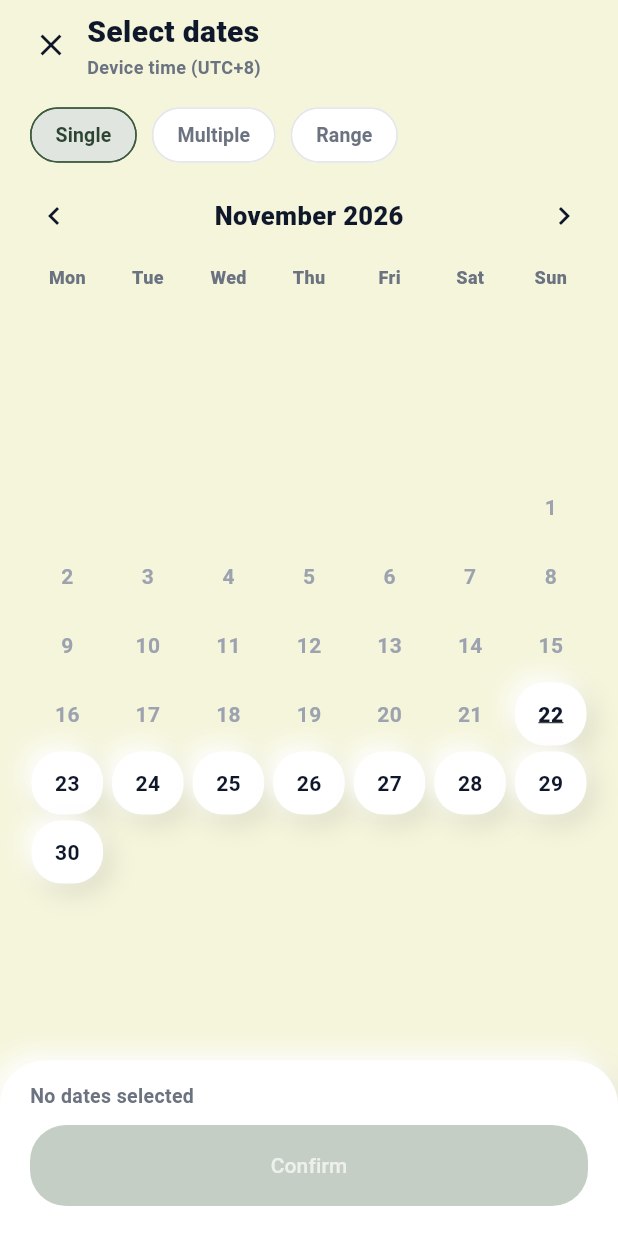
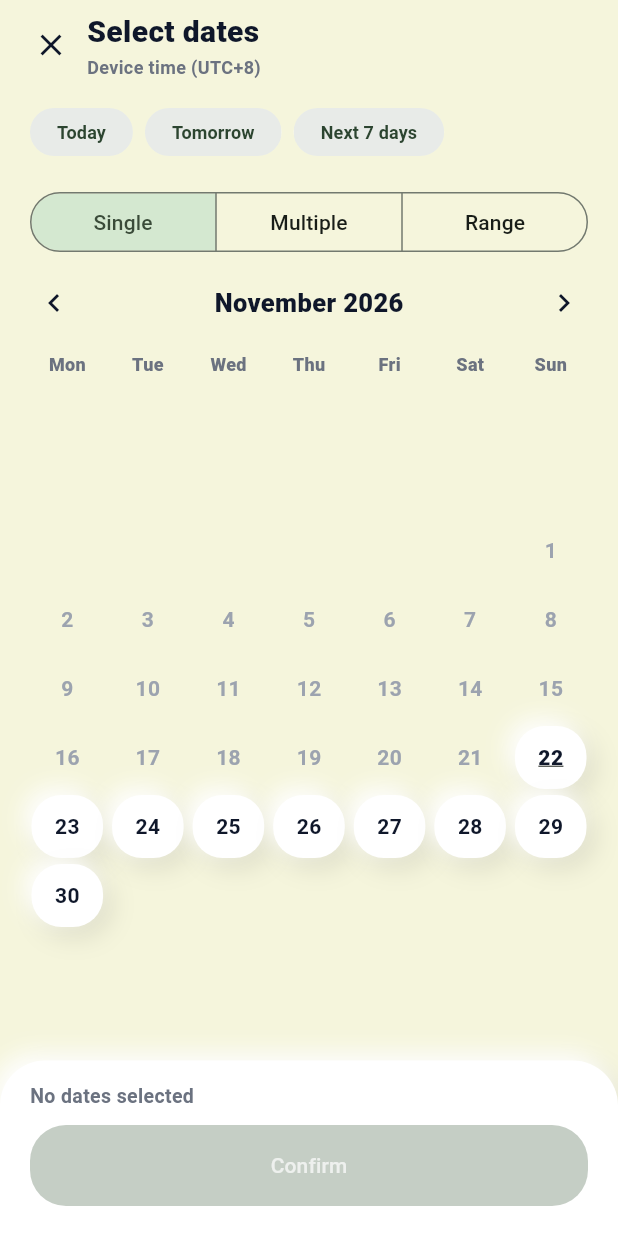
Before and after one commit to Eorico/Crx-Pulse-App, a Flutter app: the _FeedingCalendar widget shown alone on an empty page, opened directly with empty values, on a phone screen of 412 x 824 dp. Run offline on Flutter 3.47's test engine with Material 3 defaults, Android fonts, the phone set to English and light mode, and no system bars; our stand-ins replace connectivity_plus, font_awesome_flutter, lottie, lucide_icons_flutter, sqflite, supabase_flutter; accounts and stored records are empty; network calls fail.

Commit message:
feat: add calendar quick picks and segmented mode control

```diff
--- a/lib/widgets/feeding_calendar.dart
+++ b/lib/widgets/feeding_calendar.dart
@@ -179,6 +179,7 @@ class _FeedingCalendarState extends State<_FeedingCalendar> {
           crossAxisAlignment: CrossAxisAlignment.stretch,
           children: [
             _buildHeader(context),
+            _buildQuickPicks(),
             _buildModeSelector(),
             _buildMonthBar(),
             _buildWeekdayRow(),
@@ -235,35 +236,104 @@ class _FeedingCalendarState extends State<_FeedingCalendar> {
     );
   }
 
+  Widget _buildQuickPicks() {
+    return Padding(
+      padding: const EdgeInsets.fromLTRB(20, 10, 20, 0),
+      child: Wrap(
+        spacing: 8,
+        children: [
+          _quickChip(
+            key: const Key('feeding-quick-today'),
+            label: 'Today',
+            days: 1,
+          ),
+          _quickChip(
+            key: const Key('feeding-quick-tomorrow'),
+            label: 'Tomorrow',
+            days: 2,
+          ),
+          _quickChip(
+            key: const Key('feeding-quick-next-7'),
+            label: 'Next 7 days',
+            days: 7,
+          ),
+        ],
+      ),
+    );
+  }
+
+  Widget _quickChip({
+    required Key key,
+    required String label,
+    required int days,
+  }) {
+    return ActionChip(
+      key: key,
+      label: Text(label),
+      onPressed: () => _applyQuickPick(days),
+      backgroundColor: AppColors.primary.withValues(alpha: 0.12),
+      side: BorderSide.none,
+      padding: const EdgeInsets.symmetric(horizontal: 10, vertical: 4),
+      shape: RoundedRectangleBorder(
+        borderRadius: BorderRadius.circular(AppRadius.chip),
+      ),
+      labelStyle: const TextStyle(
+        color: AppColors.primaryDark,
+        fontWeight: FontWeight.w700,
+        fontSize: 12,
+      ),
+    );
+  }
+
+  void _applyQuickPick(int days) {
+    final base = _parseDay(_today);
+    final selectable = <String>[
+      for (var offset = 0; offset < days; offset++)
+        _formatDay(base.add(Duration(days: offset))),
+    ].where((date) => !_isPast(date)).toList();
+    if (selectable.isEmpty) return;
+
+    setState(() {
+      if (days == 7) {
+        _mode = FeedingCalendarMode.range;
+        _selected = selectable;
+      } else {
+        _mode = FeedingCalendarMode.single;
+        _selected = [selectable.last];
+      }
+      _rangeStart = null;
+    });
+
+    final first = _parseDay(selectable.first);
+    final targetPage = _pageOf(first.year, first.month);
+    if (targetPage != _page) {
+      _pages.animateToPage(
+        targetPage,
+        duration: AppMotion.normal,
+        curve: AppMotion.enter,
+      );
+    }
+  }
+
   Widget _buildModeSelector() {
     return Padding(
       padding: const EdgeInsets.fromLTRB(20, 12, 20, 4),
-      child: Wrap(
-        spacing: 10,
-        children: [
+      child: SegmentedButton<FeedingCalendarMode>(
+        showSelectedIcon: false,
+        segments: [
           for (final mode in FeedingCalendarMode.values)
-            ChoiceChip(
-              key: Key('feeding-mode-${mode.name}'),
-              label: Text(_modeLabel(mode)),
-              selected: _mode == mode,
-              showCheckmark: false,
-              backgroundColor: AppColors.surface,
-              selectedColor: AppColors.primary.withValues(alpha: 0.16),
-              side: BorderSide(
-                color: _mode == mode ? AppColors.primary : AppColors.border,
+            ButtonSegment<FeedingCalendarMode>(
+              value: mode,
+              label: KeyedSubtree(
+                key: Key('feeding-mode-${mode.name}'),
+                child: Text(_modeLabel(mode)),
               ),
-              labelStyle: TextStyle(
-                color:
-                    _mode == mode ? AppColors.primaryDark : AppColors.textSecondary,
-                fontWeight: FontWeight.w700,
-                fontSize: 13,
-              ),
-              shape: RoundedRectangleBorder(
-                borderRadius: BorderRadius.circular(AppRadius.chip),
-              ),
-              onSelected: (_) => _changeMode(mode),
             ),
         ],
+        selected: {_mode},
+        onSelectionChanged: (values) {
+          if (values.isNotEmpty) _changeMode(values.first);
+        },
       ),
     );
   }
@@ -369,9 +439,11 @@ class _FeedingCalendarState extends State<_FeedingCalendar> {
     }
 
     return Center(
-      child: Padding(
-        padding: const EdgeInsets.symmetric(horizontal: 18, vertical: 6),
-        child: Column(mainAxisSize: MainAxisSize.min, children: weeks),
+      child: SingleChildScrollView(
+        child: Padding(
+          padding: const EdgeInsets.symmetric(horizontal: 18, vertical: 6),
+          child: Column(mainAxisSize: MainAxisSize.min, children: weeks),
+        ),
       ),
     );
   }
```
Also changed, not shown: 1 other file.
